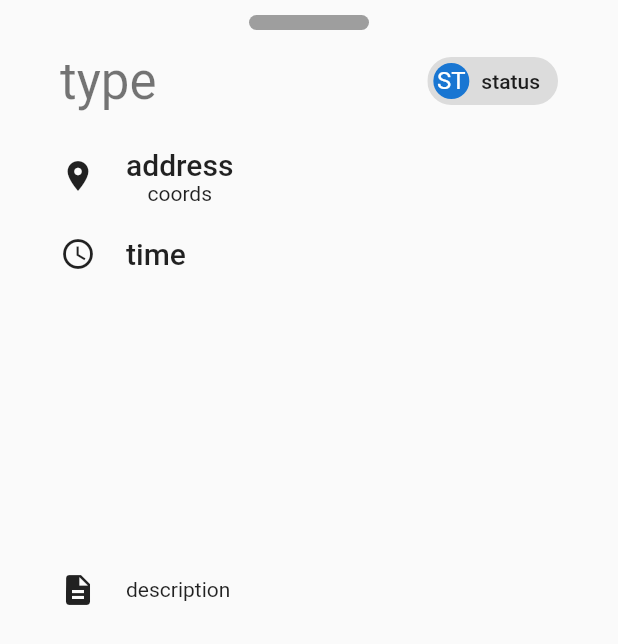
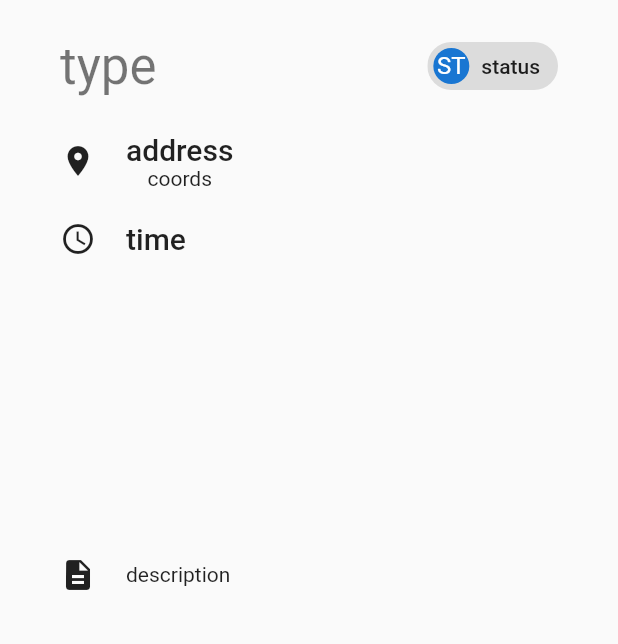
Before and after one commit to pseusys/HogWeedGo, a Flutter app: the ReportView widget shown alone on an empty page, opened directly, on a phone screen of 412 x 824 dp. Shown: the top 644 px of the screen. Run offline on Flutter 3.47's test engine with Material 2 defaults, Android fonts, the phone set to English and light mode, and no system bars; our stand-ins replace cached_network_image, flutter_cache_manager, flutter_map, gallery_saver, latlong2, location; missing offline and left inert: dart:html, flutter_focus_watcher; network calls fail.

Commit message:
removed unnecessary scrolling assisting bar

```diff
--- a/client/lib/views/report_view.dart
+++ b/client/lib/views/report_view.dart
@@ -34,26 +34,12 @@ class ReportView extends StatelessWidget {
     return DraggableScrollableSheet(
       expand: false,
       builder: (_, ScrollController scrollController) {
-        return Column(
-          children: [
-            MouseRegion(
-              cursor: SystemMouseCursors.click,
-              child: Container(
-                width: OFFSET * 2,
-                height: GAP,
-                margin: const EdgeInsets.symmetric(vertical: GAP),
-                decoration: BoxDecoration(
-                  borderRadius: BorderRadius.circular(MARGIN),
-                  color: Colors.grey,
-                ),
-              ),
-            ),
-
-            Expanded(
-              child: ListView(
+        return ListView(
           padding: const EdgeInsets.symmetric(horizontal: OFFSET),
           controller: scrollController,
           children: [
+            const SizedBox(height: MARGIN),
+
             Row(
               mainAxisAlignment: MainAxisAlignment.spaceBetween,
               crossAxisAlignment: CrossAxisAlignment.center,
@@ -124,9 +110,6 @@ class ReportView extends StatelessWidget {
             ),
             const SizedBox(height: MARGIN),
           ],
-              ),
-            ),
-          ],
         );
       },
     );
```
Lines whose indentation alone changed are shown as unchanged.
